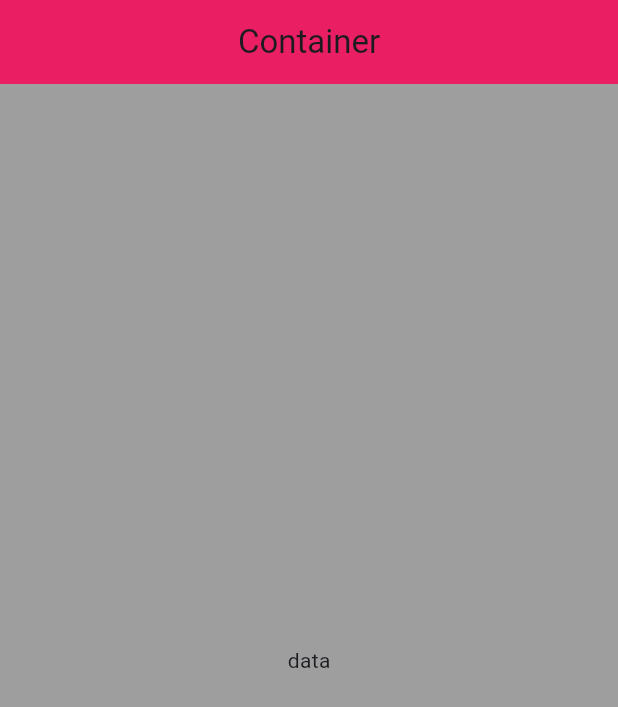
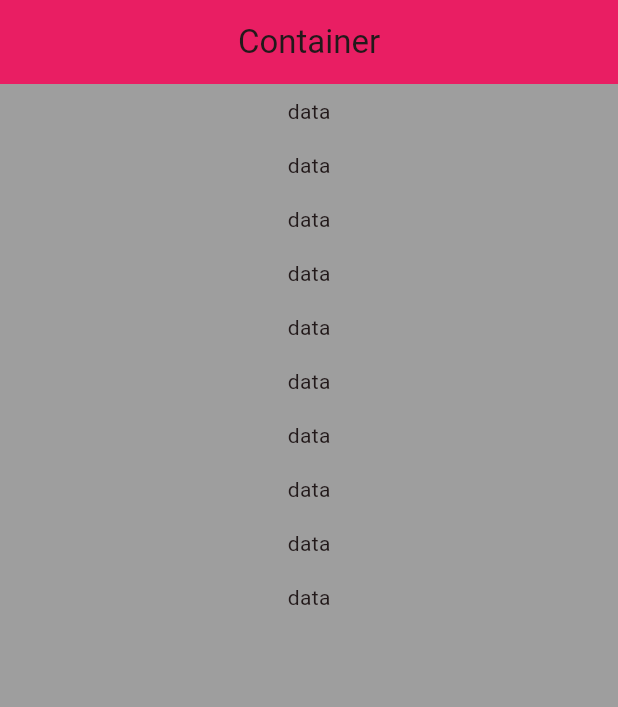
Before and after one commit to marslanflutterdev1/riverpod, a Flutter app: the screen it shows after launch, on a phone screen of 412 x 824 dp. Shown: the top 707 px of the screen. Run offline on Flutter 3.47's test engine with Material 3 defaults, Android fonts, the phone set to English and light mode, and no system bars.

Commit message:
android build

```diff
--- a/lib/main.dart
+++ b/lib/main.dart
@@ -28,7 +28,7 @@ class MyApp extends StatelessWidget {
         //
         // This works for code too, not just values: Most code changes can be
         // tested with just a hot reload.
-        colorScheme: ColorScheme.fromSeed(seedColor: Colors.deepPurple),
+        colorScheme: ColorScheme.fromSeed(seedColor: Colors.pink),
         useMaterial3: true,
       ),
       home: Container(),
@@ -49,9 +49,41 @@ class Container extends StatelessWidget {
       ),
       backgroundColor: Colors.grey,
       body: Center(
-        child: Padding(
-          padding: const EdgeInsets.all(8.0),
-          child: Center(child: Text('data')),
+        child: Column(
+          children: [
+            Padding(
+              padding: const EdgeInsets.all(8.0),
+              child: Center(child: Text('data')),
+            ),
+            Padding(
+              padding: const EdgeInsets.all(8.0),
+              child: Center(child: Text('data')),
+            ), Padding(
+              padding: const EdgeInsets.all(8.0),
+              child: Center(child: Text('data')),
+            ), Padding(
+              padding: const EdgeInsets.all(8.0),
+              child: Center(child: Text('data')),
+            ), Padding(
+              padding: const EdgeInsets.all(8.0),
+              child: Center(child: Text('data')),
+            ), Padding(
+              padding: const EdgeInsets.all(8.0),
+              child: Center(child: Text('data')),
+            ), Padding(
+              padding: const EdgeInsets.all(8.0),
+              child: Center(child: Text('data')),
+            ), Padding(
+              padding: const EdgeInsets.all(8.0),
+              child: Center(child: Text('data')),
+            ), Padding(
+              padding: const EdgeInsets.all(8.0),
+              child: Center(child: Text('data')),
+            ), Padding(
+              padding: const EdgeInsets.all(8.0),
+              child: Center(child: Text('data')),
+            ),
+          ],
         ),
       ),
     );
```
Also changed, not shown: .github/workflows/android_github_action.yaml, .github/workflows/android_ios_github_action.yaml.
